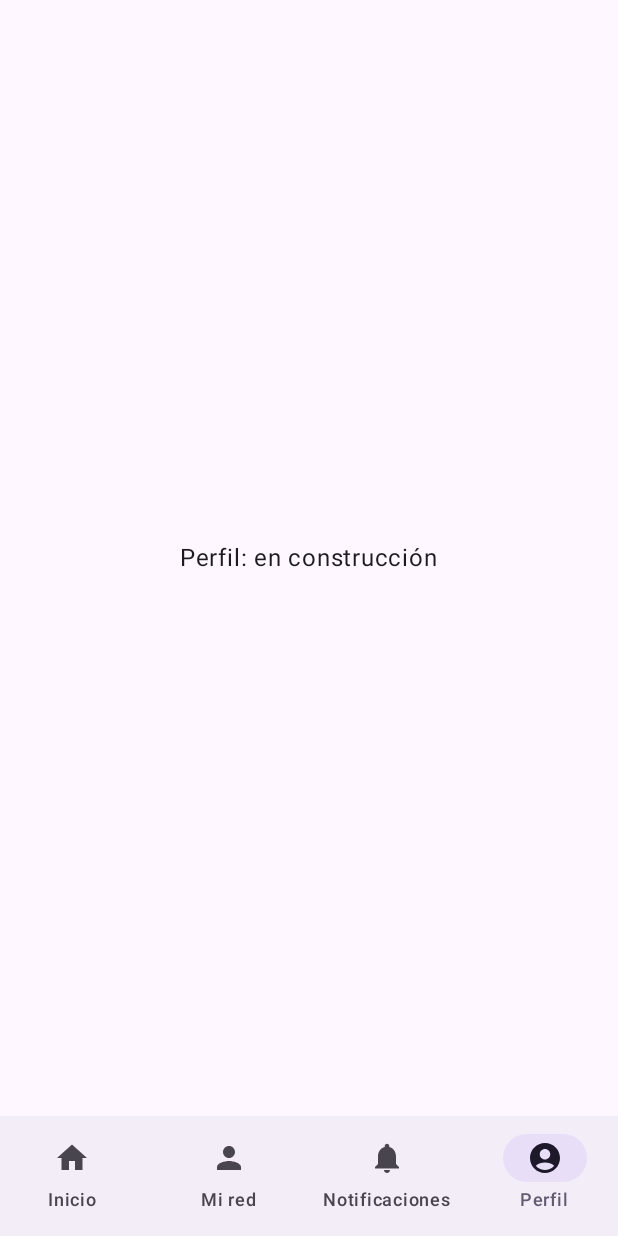
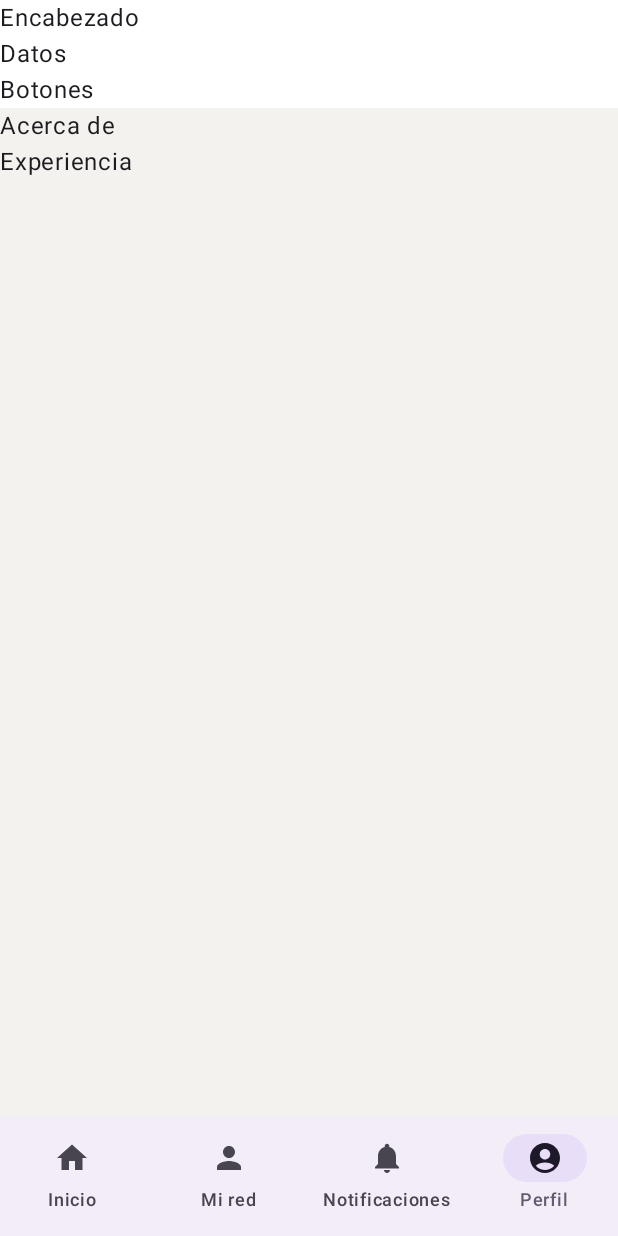
Before and after one commit to Nox4dr1/android-linkedin-UI, an Android app built with Jetpack Compose: the screen it shows after launch (MainActivity), item 4 of the bottom bar chosen, on a phone screen of 412 x 824 dp. Run offline under Robolectric (Android 15) with nearby library versions, the phone set to English and light mode, and no system bars.

Commit message:
Perfil: esqueleto con scroll y preview

```diff
--- a/app/src/main/java/com/example/android_linkedin_ui/ui/screens/PerfilScreen.kt
+++ b/app/src/main/java/com/example/android_linkedin_ui/ui/screens/PerfilScreen.kt
@@ -1,15 +1,49 @@
 package com.example.android_linkedin_ui.ui.screens
 
+import androidx.compose.foundation.background
 import androidx.compose.foundation.layout.Box
+import androidx.compose.foundation.layout.Column
 import androidx.compose.foundation.layout.fillMaxSize
+import androidx.compose.foundation.layout.fillMaxWidth
+import androidx.compose.foundation.rememberScrollState
+import androidx.compose.foundation.verticalScroll
 import androidx.compose.material3.Text
 import androidx.compose.runtime.Composable
+import androidx.compose.runtime.remember
 import androidx.compose.ui.Alignment
 import androidx.compose.ui.Modifier
+import androidx.compose.ui.graphics.Color
+import androidx.compose.ui.tooling.preview.Preview
+import com.example.android_linkedin_ui.ui.theme.AndroidlinkedinUITheme
+import com.example.android_linkedin_ui.ui.theme.LinkedInBackground
 
 @Composable
 fun PerfilScreen(modifier: Modifier = Modifier) {
-    Box(modifier = modifier.fillMaxSize(), contentAlignment = Alignment.Center) {
-        Text("Perfil: en construcción")
+    Column(
+        modifier = modifier
+            .fillMaxSize()
+            .background(LinkedInBackground)
+            .verticalScroll(rememberScrollState())
+    ) {
+        //PAL BLOQUE blanco
+        Column(
+            modifier = Modifier
+                .fillMaxWidth()
+                .background(Color.White)
+        ) {
+            Text("Encabezado")
+            Text("Datos")
+            Text("Botones")
+        }
+        Text("Acerca de")
+        Text("Experiencia")
     }
 }
+
+    @Preview(showBackground = true)
+    @Composable
+    private fun PerfilScreenPreview() {
+        AndroidlinkedinUITheme {
+            PerfilScreen()
+        }
+    }
```
